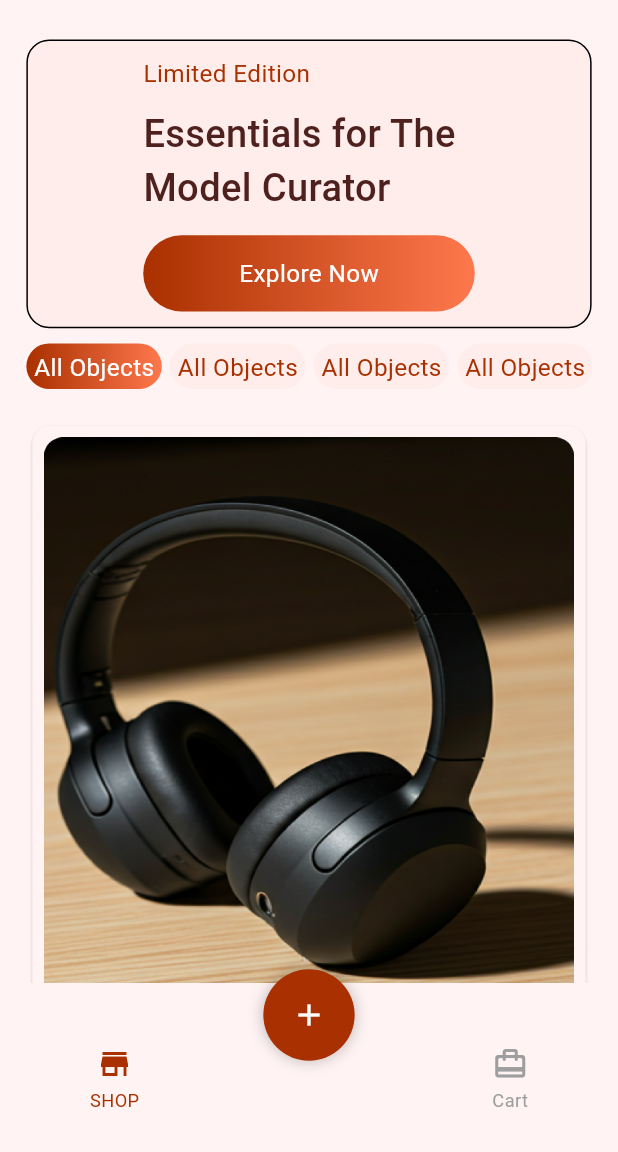
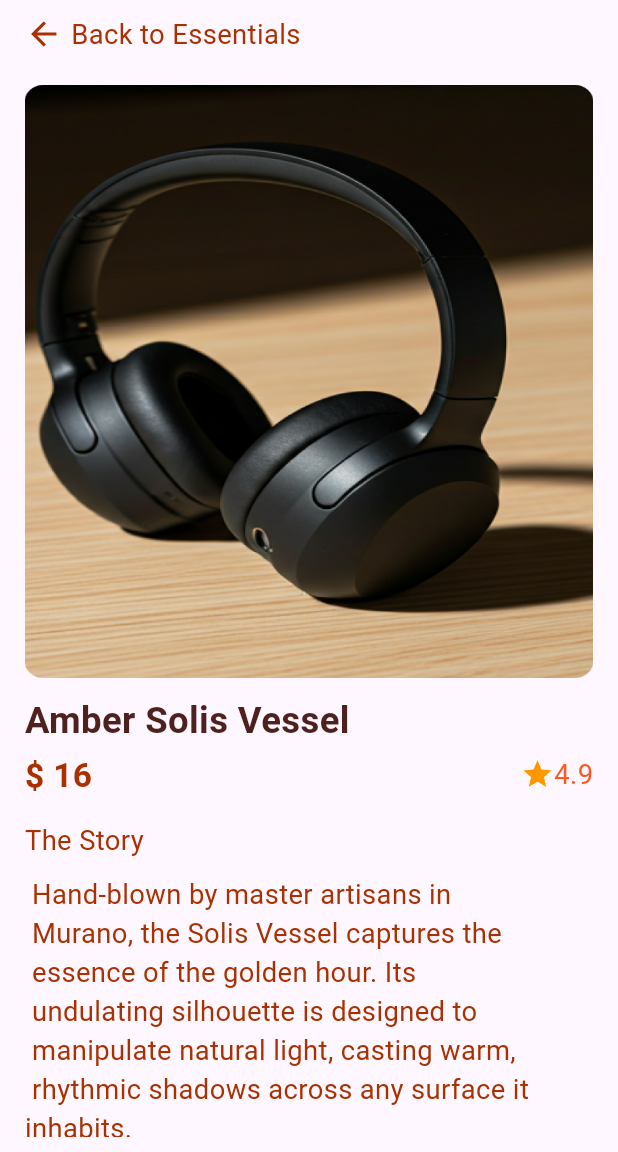
Before and after one commit to MaxHamza/new_ecommerce_app, a Flutter app: the screen it shows after launch, on a phone screen of 412 x 824 dp, the part 84-1236 px from its top. Run offline on Flutter 3.47's test engine with Material 3 defaults, Android fonts, the phone set to English and light mode, and no system bars; our stand-ins replace flutter_screenutil, gap; Roboto replaces fonts that are missing (Montserrat).

Commit message:
complete details page design

```diff
--- a/lib/core/resources/color_manager.dart
+++ b/lib/core/resources/color_manager.dart
@@ -9,12 +9,17 @@ class ColorManager {
   static Color inActiveButton = const Color(0xffFFDAD7);
   static Color inActiveIcon = const Color(0xff834C4A);
   static Color primaryText = const Color(0xffA93000);
-  static Color secondaryText = const Color(0xff4E211F); // color with 80% opacit// y
-  static Color textFieldColor=const Color(0xffFFD2CF);
+  static Color secondaryText = const Color(
+    0xff4E211F,
+  ); // color with 80% opacit// y
+  static Color textFieldColor = const Color(0xffFFD2CF);
   static Color grey1 = const Color(0xff707070);
-  static Color lightGrey =  Colors.grey.shade400;
-  static Color grey =  Colors.grey;
+  static Color lightGrey = Colors.grey.shade400;
+  static Color grey = Colors.grey;
   static Color grey2 = const Color(0xff797979);
   static Color white = const Color(0xffFFFFFF);
   static Color error = const Color(0xffe61f34);
+  static LinearGradient buttonColor = LinearGradient(
+    colors: [ColorManager.activeButton, Color(0xffFF784D)],
+  );
 }
--- a/lib/core/resources/routes_manager.dart
+++ b/lib/core/resources/routes_manager.dart
@@ -1,5 +1,6 @@
 import 'package:eb_tech_task/core/resources/strings_manager.dart';
 import 'package:eb_tech_task/features/home/presentation/pages/main_page.dart';
+import 'package:eb_tech_task/features/home/presentation/pages/product_details.dart';
 import 'package:flutter/material.dart';
 
 
@@ -23,8 +24,8 @@ class RouteGenerator{
       //   return MaterialPageRoute(builder: (_)=>LoginView());
       case RoutesManager.mainRoute:
         return MaterialPageRoute(builder: (_)=>MainPage());
-      // case RoutesManager.storeDetailsRoute:
-      //   return MaterialPageRoute(builder: (_)=>ForgotPasswordView());
+      case RoutesManager.storeDetailsRoute:
+        return MaterialPageRoute(builder: (_)=>ProductDetails());
       // case RoutesManager.cart:
       //   return MaterialPageRoute(builder: (_)=>StoreDetailsView());
       //case RoutesManager.insertProduct:
--- a/lib/features/home/presentation/pages/main_page.dart
+++ b/lib/features/home/presentation/pages/main_page.dart
@@ -4,6 +4,7 @@ import 'package:flutter_screenutil/flutter_screenutil.dart';
 
 import '../../../../core/resources/style_manager.dart';
 import '../widgets/bottomNavBar.dart';
+import '../widgets/custom_app_bar.dart';
 import 'home_page.dart';
 
 class MainPage extends StatefulWidget {
@@ -23,23 +24,7 @@ class _MainPageState extends State<MainPage> {
   @override
   Widget build(BuildContext context) {
     return Scaffold(
-      appBar: AppBar(
-        actions: [
-          IconButton(onPressed: (){}, icon: Icon(
-            Icons.search,
-            color: ColorManager.primaryText,
-          ))
-          ,
-          IconButton(onPressed: (){}, icon: Icon(
-            Icons.card_travel,
-            color: ColorManager.primaryText,
-          ))
-        ],
-        automaticallyImplyLeading: false,
-        backgroundColor: ColorManager.primary,
-        elevation: 0.5,
-        title: Text('Lumina',style: getBoldStyle(color: ColorManager.secondaryText,fontSize: 20.sp),),
-      ),
+      appBar: CustomAppBar(),
       body: pages[currentIndex],
       backgroundColor: ColorManager.primary,
       bottomNavigationBar: CustomBottomNav(
--- /dev/null
+++ b/lib/features/home/presentation/pages/product_details.dart
@@ -0,0 +1,170 @@
+import 'package:eb_tech_task/core/resources/color_manager.dart';
+import 'package:eb_tech_task/core/resources/style_manager.dart';
+import 'package:eb_tech_task/core/share/custom_button.dart';
+import 'package:eb_tech_task/features/home/presentation/widgets/custom_app_bar.dart';
+import 'package:eb_tech_task/main.dart';
+import 'package:flutter/material.dart';
+import 'package:flutter_screenutil/flutter_screenutil.dart';
+import 'package:gap/gap.dart';
+
+class ProductDetails extends StatefulWidget {
+  const ProductDetails({super.key});
+
+  @override
+  State<ProductDetails> createState() => _ProductDetailsState();
+}
+
+class _ProductDetailsState extends State<ProductDetails> {
+  @override
+  int quantity=1;
+  Widget build(BuildContext context) {
+    return Scaffold(
+      appBar: CustomAppBar(),
+      body: Padding(
+        padding: EdgeInsets.symmetric(vertical: 10.h, horizontal: 15.w),
+        child: ListView(
+          physics: BouncingScrollPhysics(),
+          children: [
+            SafeArea(
+              child: InkWell(
+                onTap: () {
+                  Navigator.pop(context);
+                },
+                child: Row(
+                  children: [
+                    Icon(
+                      Icons.arrow_back,
+                      color: ColorManager.primaryText,
+                      size: 25.r,
+                    ),
+                    Gap(5.w),
+                    Text(
+                      'Back to Essentials',
+                      style: getRegularStyle(
+                        color: ColorManager.primaryText,
+                        fontSize: 18.sp,
+                      ),
+                    ),
+                  ],
+                ),
+              ),
+            ),
+            Gap(20.h),
+            Container(
+              width: width,
+              height: 390.h,
+              decoration: BoxDecoration(
+                image: DecorationImage(
+                  image: AssetImage('assets/images/product.png'),
+                  fit: BoxFit.fill,
+                ),
+              ),
+            ),
+            Gap(10.h),
+            Text(
+              'Amber Solis Vessel',
+              style: getBoldStyle(
+                color: ColorManager.secondaryText,
+                fontSize: 24.sp,
+              ),
+            ),
+            Gap(3.h),
+            Row(
+              children: [
+                Text(
+                  '\$ 16',
+                  style: getBoldStyle(
+                    color: ColorManager.primaryText,
+                    fontSize: 22.sp,
+                  ),
+                ),
+                Spacer(),
+                Icon(Icons.star, color: Colors.orange, size: 22.r),
+                Text(
+                  '4.9',
+                  style: getRegularStyle(
+                    color: Colors.deepOrange,
+                    fontSize: 18.sp,
+                  ),
+                ),
+              ],
+            ),
+            Gap(15.h),
+            Text(
+              'The Story',
+              style: getRegularStyle(
+                color: ColorManager.primaryText,
+                fontSize: 18.sp,
+              ),
+            ),
+            Gap(10.h),
+            Text(
+              ''' Hand-blown by master artisans in
+ Murano, the Solis Vessel captures the
+ essence of the golden hour. Its
+ undulating silhouette is designed to
+ manipulate natural light, casting warm,
+ rhythmic shadows across any surface it inhabits.''',
+              style: getRegularStyle(
+                color: ColorManager.primaryText,
+                fontSize: 18.sp,
+              ),
+            ),
+            Gap(20.h),
+            Row(
+              children: [
+                Expanded(
+                  child: Container(
+                    height: 50.h,
+                    decoration: BoxDecoration(
+                      color: ColorManager.secondary,
+                      borderRadius: BorderRadius.circular(25.r),
+                    ),
+                    padding: EdgeInsets.all(10.r),
+                    child: Row(
+                      children: [
+                        IconButton(
+                          onPressed: () {
+                            setState(() {
+                              quantity>1?
+                              quantity--:quantity;
+                            });
+                          },
+                          icon: Transform.translate(offset:Offset(0, -6) ,child: Icon(Icons.minimize),),
+                          iconSize: 22.r,
+                          alignment: Alignment.topCenter,
+                        ),
+                        Spacer(),
+                        Text(quantity.toString()),
+                        Spacer(),
+                        IconButton(
+                          onPressed: () {
+                            setState(() {
+                              quantity++;
+                            });
+                          },
+                          icon: Icon(Icons.add),
+                          iconSize: 22.r,
+                          alignment: Alignment.topCenter,
+                        ),
+                      ],
+                    ),
+                  ),
+                ),
+                Gap(10.w),
+                Expanded(
+                  child: CustomButton(
+                    title: 'Add To Cart',
+                    padding: EdgeInsets.all(10.r),
+                    height: 50.h,
+                  ),
+                ),
+              ],
+            ),
+            Gap(20.h),
+          ],
+        ),
+      ),
+    );
+  }
+}
--- /dev/null
+++ b/lib/features/home/presentation/widgets/custom_app_bar.dart
@@ -0,0 +1,34 @@
+import 'package:flutter/material.dart';
+import 'package:flutter_screenutil/flutter_screenutil.dart';
+
+import '../../../../core/resources/color_manager.dart';
+import '../../../../core/resources/style_manager.dart';
+
+class CustomAppBar extends StatelessWidget implements PreferredSizeWidget {
+  const CustomAppBar({super.key});
+
+  @override
+  Widget build(BuildContext context) {
+    return AppBar(
+      actions: [
+        IconButton(onPressed: (){}, icon: Icon(
+          Icons.search,
+          color: ColorManager.primaryText,
+        ))
+        ,
+        IconButton(onPressed: (){}, icon: Icon(
+          Icons.card_travel,
+          color: ColorManager.primaryText,
+        ))
+      ],
+      automaticallyImplyLeading: false,
+      backgroundColor: ColorManager.primary,
+      elevation: 0.5,
+      title: Text('Lumina',style: getBoldStyle(color: ColorManager.secondaryText,fontSize: 20.sp),),
+    );
+  }
+
+  @override
+  // TODO: implement preferredSize
+  Size get preferredSize => const Size.fromHeight(kToolbarHeight);
+}
--- a/lib/main.dart
+++ b/lib/main.dart
@@ -22,7 +22,7 @@ class MyApp extends StatelessWidget {
       splitScreenMode: true,
       child: MaterialApp(
         onGenerateRoute: RouteGenerator.getRoute,
-        initialRoute: RoutesManager.mainRoute,
+        initialRoute: RoutesManager.storeDetailsRoute,
         // theme: getApplicationTheme(),
       debugShowCheckedModeBanner: false,
       ),
```
